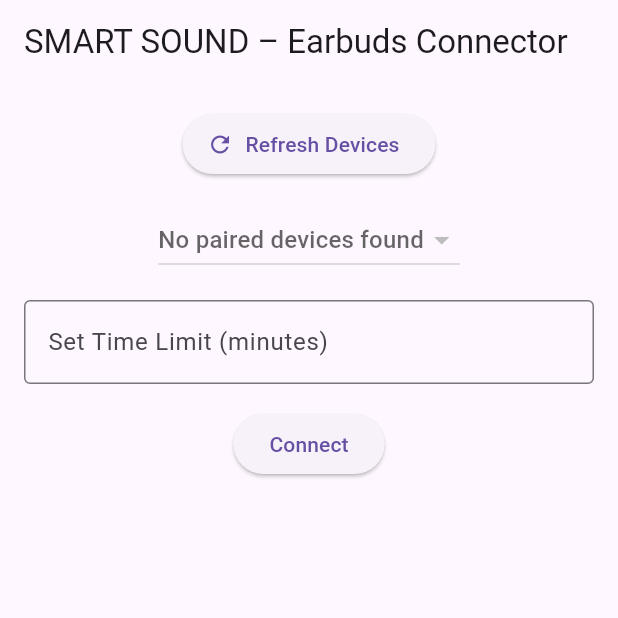
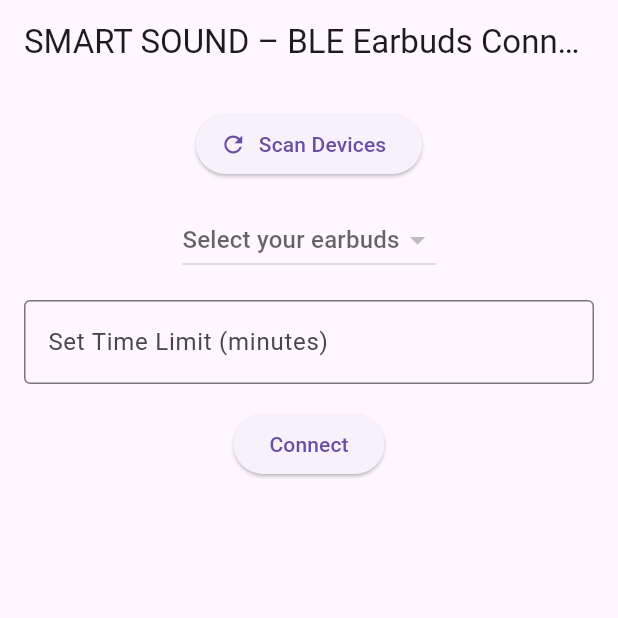
Before and after one commit to karthickbala09/Smart_Sound, a Flutter app: the screen it shows after launch, after a tap on "Connect", on a phone screen of 412 x 824 dp, the top half of it. Run offline on Flutter 3.47's test engine with Material 3 defaults, Android fonts, the phone set to English and light mode, and no system bars; our stand-ins replace flutter_blue_plus, flutter_bluetooth_serial, permission_handler; missing offline and left inert: volume_controller; statements that could not run were skipped.

Commit message:
Add Smart BLE Connector and update main.dart integration

```diff
--- /dev/null
+++ b/lib/blue3.dart
@@ -0,0 +1,221 @@
+import 'dart:async';
+import 'package:flutter/material.dart';
+import 'package:flutter_blue_plus/flutter_blue_plus.dart';
+import 'package:permission_handler/permission_handler.dart';
+import 'package:volume_controller/volume_controller.dart';
+
+class SmartBLEConnector extends StatefulWidget {
+  const SmartBLEConnector({Key? key}) : super(key: key);
+
+  @override
+  State<SmartBLEConnector> createState() => _SmartBLEConnectorState();
+}
+
+class _SmartBLEConnectorState extends State<SmartBLEConnector> {
+  final FlutterBluePlus _flutterBlue = FlutterBluePlus();
+
+  List<ScanResult> _scanResults = [];
+  BluetoothDevice? _selectedDevice;
+  bool _isScanning = false;
+  bool _isConnecting = false;
+  bool _connected = false;
+
+  int _listeningSeconds = 0;
+  Timer? _sessionTimer;
+  Timer? _disconnectTimer;
+  int _timeLimitMinutes = 0;
+  double _currentVolume = 0.0;
+
+  @override
+  void initState() {
+    super.initState();
+    _requestPermissions();
+    VolumeController.instance.getVolume().then((v) {
+      setState(() => _currentVolume = v * 100);
+    });
+    VolumeController.instance.addListener(_volumeListener);
+  }
+
+  Future<void> _requestPermissions() async {
+    final statuses = await [
+      Permission.bluetoothScan,
+      Permission.bluetoothConnect,
+      Permission.location,
+    ].request();
+
+    if (statuses.values.every((status) => status.isGranted)) {
+      _startScan();
+    } else {
+      ScaffoldMessenger.of(context).showSnackBar(
+        const SnackBar(content: Text("Bluetooth & Location permissions required.")),
+      );
+    }
+  }
+
+  void _volumeListener(double v) {
+    setState(() => _currentVolume = v * 100);
+  }
+
+  void _startScan() {
+    setState(() {
+      _isScanning = true;
+      _scanResults.clear();
+    });
+    FlutterBluePlus.startScan(timeout: const Duration(seconds: 5)).then((_) {
+      setState(() => _isScanning = false);
+    });
+    FlutterBluePlus.scanResults.listen((results) {
+      setState(() => _scanResults = results);
+    });
+  }
+
+  Future<void> _connectToDevice(BluetoothDevice device) async {
+    setState(() => _isConnecting = true);
+
+    try {
+      await device.connect(timeout: const Duration(seconds: 10));
+      setState(() {
+        _selectedDevice = device;
+        _connected = true;
+        _isConnecting = false;
+      });
+
+      _startListeningTimer();
+
+      if (_timeLimitMinutes > 0) {
+        _startAutoDisconnectTimer();
+      }
+
+      device.connectionState.listen((state) {
+        if (state == BluetoothConnectionState.disconnected) {
+          _stopAllTimers();
+          setState(() => _connected = false);
+        }
+      });
+    } catch (e) {
+      setState(() => _isConnecting = false);
+      ScaffoldMessenger.of(context).showSnackBar(
+        SnackBar(content: Text("Connection failed: $e")),
+      );
+    }
+  }
+
+  void _disconnect() {
+    _selectedDevice?.disconnect();
+    _stopAllTimers();
+    setState(() => _connected = false);
+  }
+
+  void _startListeningTimer() {
+    _sessionTimer?.cancel();
+    _sessionTimer = Timer.periodic(const Duration(seconds: 1), (timer) {
+      setState(() => _listeningSeconds++);
+    });
+  }
+
+  void _startAutoDisconnectTimer() {
+    _disconnectTimer?.cancel();
+    _disconnectTimer = Timer(Duration(minutes: _timeLimitMinutes), () {
+      _disconnect();
+      ScaffoldMessenger.of(context).showSnackBar(
+        const SnackBar(content: Text("Time limit reached. Disconnected.")),
+      );
+    });
+  }
+
+  void _stopAllTimers() {
+    _sessionTimer?.cancel();
+    _disconnectTimer?.cancel();
+    setState(() => _listeningSeconds = 0);
+  }
+
+  @override
+  void dispose() {
+    _stopAllTimers();
+    VolumeController.instance.removeListener();
+    super.dispose();
+  }
+
+  @override
+  Widget build(BuildContext context) {
+    final String listeningTime =
+        "${(_listeningSeconds ~/ 60).toString().padLeft(2, '0')}:${(_listeningSeconds % 60).toString().padLeft(2, '0')}";
+
+    return Scaffold(
+      appBar: AppBar(title: const Text("SMART SOUND – BLE Earbuds Connector")),
+      body: Padding(
+        padding: const EdgeInsets.all(16.0),
+        child: Column(
+          children: [
+            ElevatedButton.icon(
+              icon: const Icon(Icons.refresh),
+              label: const Text("Scan Devices"),
+              onPressed: _isScanning ? null : _startScan,
+            ),
+            const SizedBox(height: 16),
+            DropdownButton<BluetoothDevice>(
+              hint: const Text("Select your earbuds"),
+              value: _selectedDevice,
+              onChanged: _connected
+                  ? null
+                  : (BluetoothDevice? device) {
+                if (device != null) _connectToDevice(device);
+              },
+              items: _scanResults.map((result) {
+                return DropdownMenuItem(
+                  value: result.device,
+                  child: Text(result.device.name.isNotEmpty
+                      ? result.device.name
+                      : result.device.remoteId.toString()),
+                );
+              }).toList(),
+            ),
+            const SizedBox(height: 16),
+            TextField(
+              keyboardType: TextInputType.number,
+              decoration: const InputDecoration(
+                labelText: "Set Time Limit (minutes)",
+                border: OutlineInputBorder(),
+              ),
+              onChanged: (value) {
+                setState(() {
+                  _timeLimitMinutes = int.tryParse(value) ?? 0;
+                });
+              },
+            ),
+            const SizedBox(height: 16),
+            ElevatedButton(
+              child: _isConnecting
+                  ? const SizedBox(
+                width: 24,
+                height: 24,
+                child: CircularProgressIndicator(
+                  color: Colors.white,
+                  strokeWidth: 2,
+                ),
+              )
+                  : Text(_connected ? "Disconnect" : "Connect"),
+              onPressed: _isConnecting
+                  ? null
+                  : _connected
+                  ? _disconnect
+                  : () {
+                if (_selectedDevice != null) {
+                  _connectToDevice(_selectedDevice!);
+                }
+              },
+            ),
+            if (_connected) ...[
+              const SizedBox(height: 24),
+              Text("Connected to: ${_selectedDevice?.name ?? _selectedDevice?.remoteId}"),
+              const SizedBox(height: 8),
+              Text("Listening Time: $listeningTime"),
+              const SizedBox(height: 8),
+              Text("Current Volume: ${_currentVolume.toStringAsFixed(1)}%"),
+            ]
+          ],
+        ),
+      ),
+    );
+  }
+}
--- a/lib/main.dart
+++ b/lib/main.dart
@@ -1,5 +1,6 @@
 import 'package:flutter/material.dart';
 import 'package:sble/blue2.dart';
+import 'package:sble/blue3.dart';
 import 'package:sble/bluethooth.dart';
 
 void main() {
@@ -14,7 +15,7 @@ class MyApp extends StatelessWidget {
   Widget build(BuildContext context) {
     return MaterialApp(
 
-      home: SmartSoundConnector(),
+      home: SmartBLEConnector(),
     );
   }
 }
```
